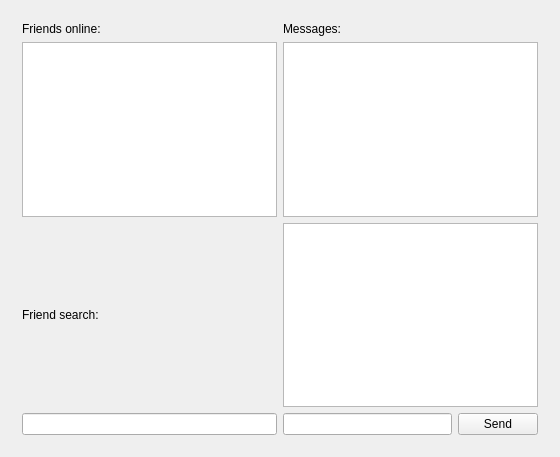
Old version of the form clienthack/client.ui in the repository Scotfarel/HACKchat.
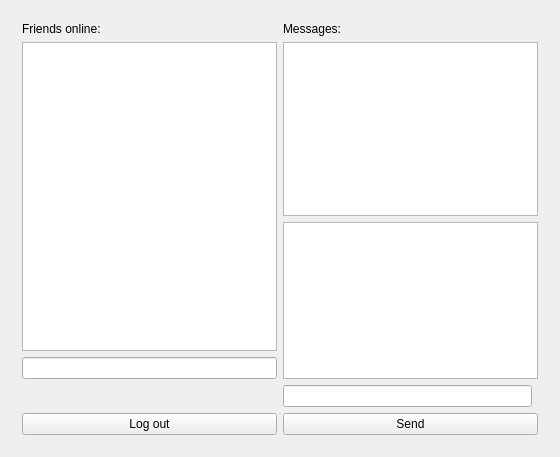
New version of the form. The open tabs and pages were chosen to show the change.

Diff of the .ui file:
```diff
--- a/clienthack/client.ui
+++ b/clienthack/client.ui
@@ -193,10 +193,24 @@
           </property>
          </widget>
         </item>
-        <item row="4" column="2">
-         <widget class="QPushButton" name="send_button">
+        <item row="2" column="1" rowspan="3" colspan="2">
+         <widget class="QPlainTextEdit" name="feature">
+          <property name="readOnly">
+           <bool>true</bool>
+          </property>
+         </widget>
+        </item>
+        <item row="5" column="0">
+         <widget class="QLabel" name="info_label">
           <property name="text">
-           <string>Send</string>
+           <string/>
+          </property>
+         </widget>
+        </item>
+        <item row="1" column="0" rowspan="3">
+         <widget class="QListWidget" name="online">
+          <property name="contextMenuPolicy">
+           <enum>Qt::CustomContextMenu</enum>
           </property>
          </widget>
         </item>
@@ -207,17 +221,14 @@
           </property>
          </widget>
         </item>
-        <item row="4" column="1">
-         <widget class="QLineEdit" name="msg_edit"/>
-        </item>
-        <item row="3" column="0">
-         <widget class="QLabel" name="search_label">
+        <item row="7" column="1" colspan="2">
+         <widget class="QPushButton" name="send_button">
           <property name="text">
-           <string>Friend search:</string>
+           <string>Send</string>
           </property>
          </widget>
         </item>
-        <item row="1" column="1" rowspan="2" colspan="2">
+        <item row="1" column="1" colspan="2">
          <widget class="QPlainTextEdit" name="messages">
           <property name="sizePolicy">
            <sizepolicy hsizetype="Expanding" vsizetype="Expanding">
@@ -230,18 +241,18 @@
           </property>
          </widget>
         </item>
+        <item row="7" column="0">
+         <widget class="QPushButton" name="log_out_button">
+          <property name="text">
+           <string>Log out</string>
+          </property>
+         </widget>
+        </item>
         <item row="4" column="0">
          <widget class="QLineEdit" name="search_line"/>
         </item>
-        <item row="1" column="0" rowspan="2">
-         <widget class="QListWidget" name="online"/>
-        </item>
-        <item row="3" column="1" colspan="2">
-         <widget class="QPlainTextEdit" name="feature">
-          <property name="readOnly">
-           <bool>true</bool>
-          </property>
-         </widget>
+        <item row="5" column="1">
+         <widget class="QLineEdit" name="msg_edit"/>
         </item>
        </layout>
       </widget>
```
Left out of the diff: 6 changed lines with no effect on the pictures.
